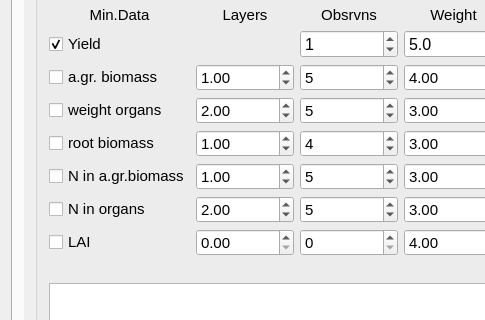
Above: Gui/datasetclassification.ui from arkygeek/DataRanking before the change; both pictures show x 0 to 485 and y 135 to 455 of the 837 by 805 pixel window. Below: the same form after it.
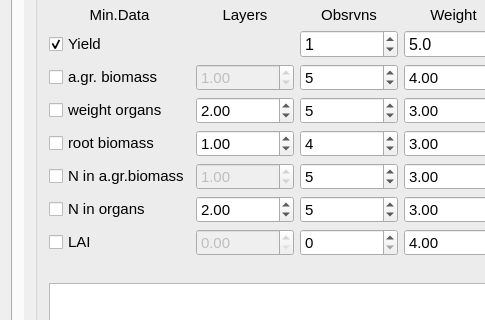
That is the form after the change. The open tabs and pages were chosen to show the change. Icons and pictures are not drawn.

Patch:
```diff
--- a/Gui/datasetclassification.ui
+++ b/Gui/datasetclassification.ui
@@ -7404,7 +7404,7 @@
                  <item row="8" column="1">
                   <widget class="QDoubleSpinBox" name="dsbSVCropLAILayers">
                    <property name="enabled">
-                    <bool>true</bool>
+                    <bool>false</bool>
                    </property>
                    <property name="value">
                     <double>0.000000000000000</double>
@@ -7442,7 +7442,7 @@
                  <item row="3" column="1">
                   <widget class="QDoubleSpinBox" name="dsbSVCropAGrBiomassLayers">
                    <property name="enabled">
-                    <bool>true</bool>
+                    <bool>false</bool>
                    </property>
                    <property name="value">
                     <double>1.000000000000000</double>
@@ -7452,7 +7452,7 @@
                  <item row="6" column="1">
                   <widget class="QDoubleSpinBox" name="dsbSVCropNInAGrBiomassLayers">
                    <property name="enabled">
-                    <bool>true</bool>
+                    <bool>false</bool>
                    </property>
                    <property name="value">
                     <double>1.000000000000000</double>
```
Left out of the diff: 4 changed lines with no effect on the pictures.
